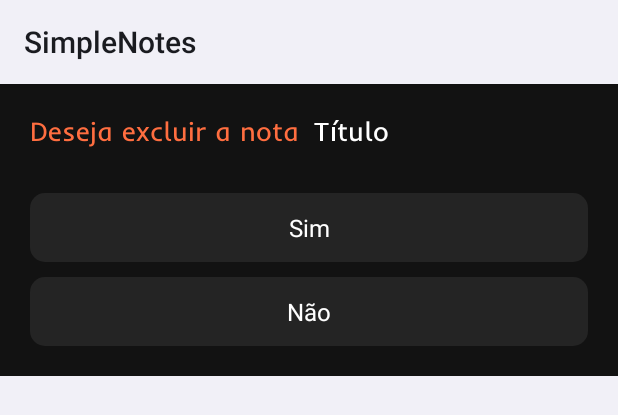
After one commit to lucasar2303/SimpleNotes, an Android app: the layout dialog_delete.xml on its own in the app's theme, with its tools: preview values and no code run, on a phone screen of 412 x 824 dp. The commit adds this screen. Shown: the top 415 px of the screen. Run offline under Robolectric (Android 15) with nearby library versions, the phone set to English and light mode, and no system bars.

Commit message:
Deletar Note

```diff
--- a/app/src/main/java/com/example/simplenotes/NoteActivity.java
+++ b/app/src/main/java/com/example/simplenotes/NoteActivity.java
@@ -57,11 +57,11 @@ public class NoteActivity extends AppCompatActivity {
         });
 
         binding.btnDelete.setOnClickListener(view -> {
-
+            showDialogDelete();
         });
 
         password = note.getPassword();
-        binding.btnLock.setOnClickListener(view -> {showDialogFilter();});
+        binding.btnLock.setOnClickListener(view -> {showDialogPassword();});
         if (password != null){
             if (!password.equals("")) {
                 binding.btnLock.setImageTintList(ColorStateList.valueOf(Color.parseColor("#FF6E40")));
@@ -104,7 +104,7 @@ public class NoteActivity extends AppCompatActivity {
     }
 
 
-    private void showDialogFilter(){
+    private void showDialogPassword(){
         AlertDialog.Builder builder = new AlertDialog.Builder(NoteActivity.this, R.style.AlertDialogTheme);
         View view = LayoutInflater.from(NoteActivity.this).inflate(R.layout.dialog_password, (LinearLayout)findViewById(R.id.dialogLinearLayout));
         builder.setView(view);
@@ -114,6 +114,7 @@ public class NoteActivity extends AppCompatActivity {
         view.findViewById(R.id.btnDelete).setOnClickListener(view12 -> {
             password = "";
             updateNote();
+            binding.btnLock.setImageTintList(ColorStateList.valueOf(Color.parseColor("#4B4B4B")));
             alertDialog.dismiss();
         });
 
@@ -155,6 +156,30 @@ public class NoteActivity extends AppCompatActivity {
     }
 
     private void deleteNote(){
+        NoteDAO noteDAO = new NoteDAO(getApplicationContext());
+        noteDAO.delete(note);
+    }
 
+    private void showDialogDelete(){
+        AlertDialog.Builder builder = new AlertDialog.Builder(NoteActivity.this, R.style.AlertDialogTheme);
+        View view = LayoutInflater.from(NoteActivity.this).inflate(R.layout.dialog_delete, (LinearLayout)findViewById(R.id.dialogLinearLayout));
+        builder.setView(view);
+
+        final AlertDialog alertDialog = builder.create();
+
+        TextView title = (TextView) view.findViewById(R.id.tvNoteName);
+        title.setText(note.getName());
+
+        view.findViewById(R.id.btnCancel).setOnClickListener(view12 -> {
+            alertDialog.dismiss();
+        });
+
+        view.findViewById(R.id.btnConfirm).setOnClickListener(view1 -> {
+            deleteNote();
+            alertDialog.dismiss();
+            finish();
+        });
+
+        alertDialog.show();
     }
 }
--- a/app/src/main/java/com/example/simplenotes/helper/NoteDAO.java
+++ b/app/src/main/java/com/example/simplenotes/helper/NoteDAO.java
@@ -72,7 +72,18 @@ public class NoteDAO implements INoteDAO{
 
     @Override
     public boolean delete(Note note) {
-        return false;
+
+
+        try {
+            String[] args = {note.getId().toString()};
+            write.delete(Dbhelper.TABELA_NOTES, "id=?", args);
+            Log.e("INFO", "SUCESSO AO DELETAR NOTA");
+        }catch (Exception e){
+            Log.e("INFO", "ERRO AO DELETAR NOTA" + e.getMessage());
+            return false;
+        }
+
+        return true;
     }
 
     @Override
--- /dev/null
+++ b/app/src/main/res/layout/dialog_delete.xml
@@ -0,0 +1,78 @@
+<?xml version="1.0" encoding="utf-8"?>
+<androidx.constraintlayout.widget.ConstraintLayout xmlns:android="http://schemas.android.com/apk/res/android"
+    xmlns:app="http://schemas.android.com/apk/res-auto"
+    xmlns:tools="http://schemas.android.com/tools"
+    android:id="@+id/dialogLinearLayout"
+    android:layout_width="match_parent"
+    android:layout_height="wrap_content"
+    android:background="@color/blackBg"
+    android:orientation="vertical">
+
+
+    <TextView
+        android:id="@+id/textView3"
+        android:layout_width="wrap_content"
+        android:layout_height="wrap_content"
+        android:layout_marginStart="20dp"
+        android:layout_marginTop="20dp"
+        android:fontFamily="@font/inder"
+        android:text="Deseja excluir a nota"
+        android:textColor="@color/orange"
+        android:textSize="18dp"
+        app:layout_constraintStart_toStartOf="parent"
+        app:layout_constraintTop_toTopOf="parent" />
+
+    <TextView
+        android:id="@+id/tvNoteName"
+        android:layout_width="wrap_content"
+        android:layout_height="wrap_content"
+        android:layout_marginStart="10dp"
+        android:text="Título"
+        android:fontFamily="@font/inder"
+        android:textColor="@color/white"
+        android:textSize="18dp"
+        app:layout_constraintBottom_toBottomOf="@+id/textView3"
+        app:layout_constraintStart_toEndOf="@+id/textView3"
+        app:layout_constraintTop_toTopOf="@+id/textView3" />
+
+    <TextView
+        android:id="@+id/btnConfirm"
+        android:layout_width="0dp"
+        android:layout_height="wrap_content"
+        android:layout_marginTop="30dp"
+        android:layout_marginHorizontal="20dp"
+        android:padding="12dp"
+        android:textColor="@color/white"
+        android:text="Sim"
+        android:gravity="center"
+        android:textSize="16dp"
+        android:background="@drawable/bg_note"
+        app:layout_constraintEnd_toEndOf="parent"
+        app:layout_constraintStart_toStartOf="parent"
+        app:layout_constraintTop_toBottomOf="@+id/textView3" />
+
+    <TextView
+        android:id="@+id/btnCancel"
+        android:layout_width="0dp"
+        android:layout_height="wrap_content"
+        android:layout_marginTop="10dp"
+        android:layout_marginHorizontal="20dp"
+        android:padding="12dp"
+        android:textColor="@color/white"
+        android:text="Não"
+        android:textSize="16dp"
+        android:gravity="center"
+        android:background="@drawable/bg_note"
+        app:layout_constraintEnd_toEndOf="parent"
+        app:layout_constraintStart_toStartOf="parent"
+        app:layout_constraintTop_toBottomOf="@+id/btnConfirm" />
+
+    <Space
+        android:layout_width="wrap_content"
+        android:layout_height="20dp"
+        app:layout_constraintEnd_toEndOf="parent"
+        app:layout_constraintStart_toStartOf="parent"
+        app:layout_constraintTop_toBottomOf="@+id/btnCancel" />
+
+
+</androidx.constraintlayout.widget.ConstraintLayout>
--- a/app/src/main/res/values/themes.xml
+++ b/app/src/main/res/values/themes.xml
@@ -23,4 +23,6 @@
     <style name="AlertDialogTheme" parent="Theme.AppCompat.Light.Dialog.Alert">
         <item name="android:windowAnimationStyle">@android:style/Animation.Dialog</item>
     </style>
+
+
 </resources>
```
